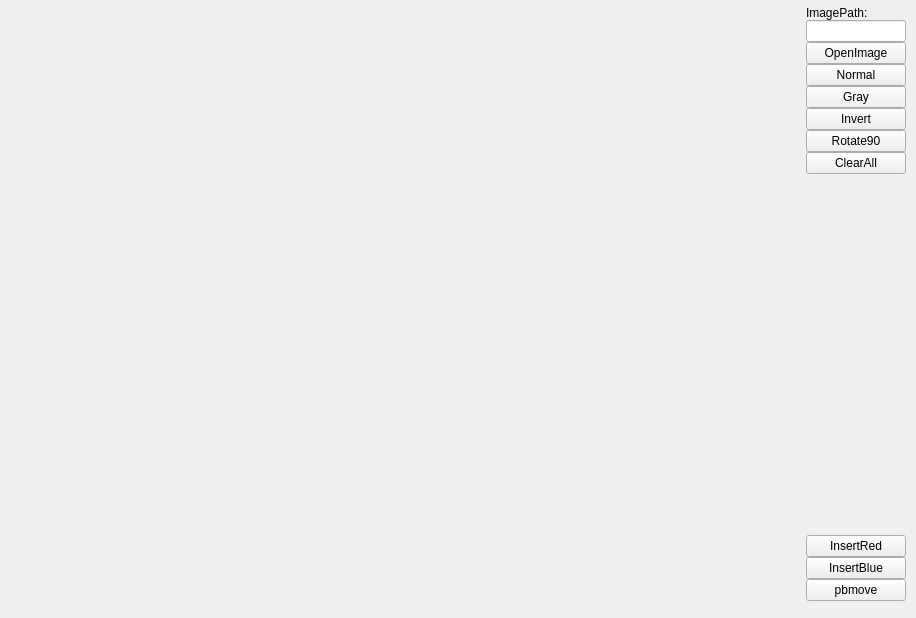
First picture: the form in sample/qtOpenGLDemo/QtDisplayWidget.ui, repository cfl997/CGRenderEngine2D, before the edit.
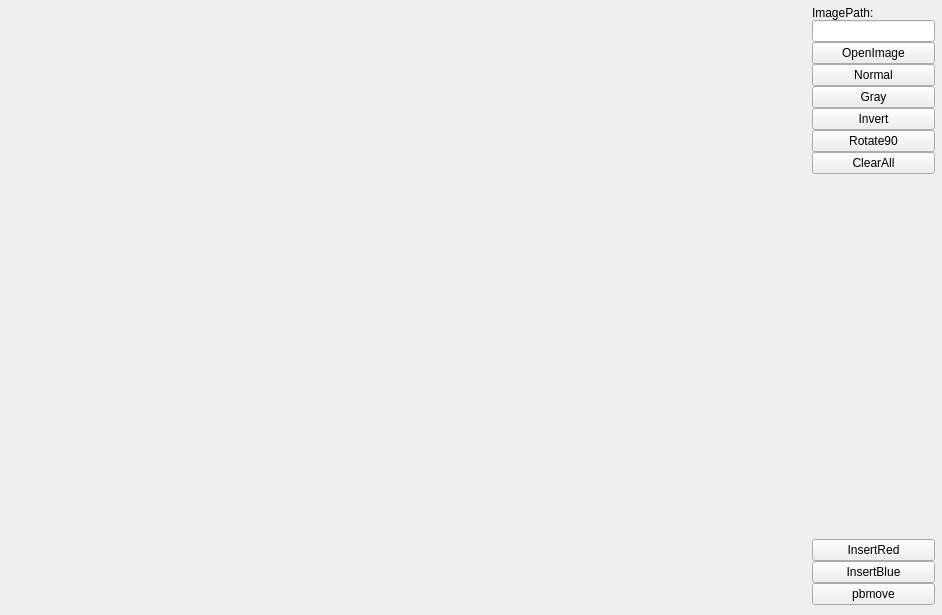
Second picture: the form after the edit.

The edit to the form file:
```diff
--- a/sample/qtOpenGLDemo/QtDisplayWidget.ui
+++ b/sample/qtOpenGLDemo/QtDisplayWidget.ui
@@ -6,38 +6,35 @@
    <rect>
     <x>0</x>
     <y>0</y>
-    <width>916</width>
-    <height>618</height>
+    <width>942</width>
+    <height>615</height>
    </rect>
   </property>
   <property name="windowTitle">
    <string>MainWindow</string>
   </property>
-  <widget class="QWidget" name="centralwidget" native="true">
-   <property name="geometry">
-    <rect>
-     <x>0</x>
-     <y>0</y>
-     <width>921</width>
-     <height>611</height>
-    </rect>
-   </property>
    <widget class="QWidget" name="horizontalLayoutWidget">
     <property name="geometry">
      <rect>
       <x>0</x>
       <y>0</y>
-      <width>912</width>
-      <height>607</height>
+     <width>941</width>
+     <height>611</height>
      </rect>
     </property>
     <layout class="QHBoxLayout" name="horizontalLayout">
      <property name="spacing">
-      <number>0</number>
+     <number>6</number>
      </property>
      <property name="sizeConstraint">
       <enum>QLayout::SetNoConstraint</enum>
      </property>
+    <property name="leftMargin">
+     <number>0</number>
+    </property>
+    <property name="topMargin">
+     <number>0</number>
+    </property>
      <property name="rightMargin">
       <number>0</number>
      </property>
@@ -52,6 +49,12 @@
          <height>600</height>
         </size>
        </property>
+      <property name="maximumSize">
+       <size>
+        <width>800</width>
+        <height>600</height>
+       </size>
+      </property>
       </widget>
      </item>
      <item>
@@ -202,7 +205,6 @@
       </layout>
      </item>
     </layout>
-   </widget>
   </widget>
  </widget>
  <resources/>
```
Lines whose indentation alone changed are shown as unchanged.
